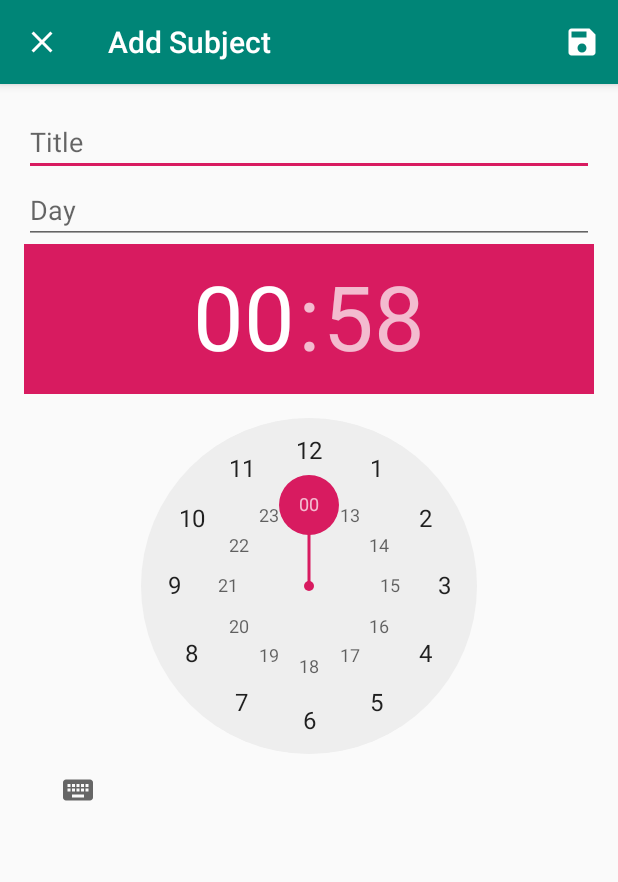
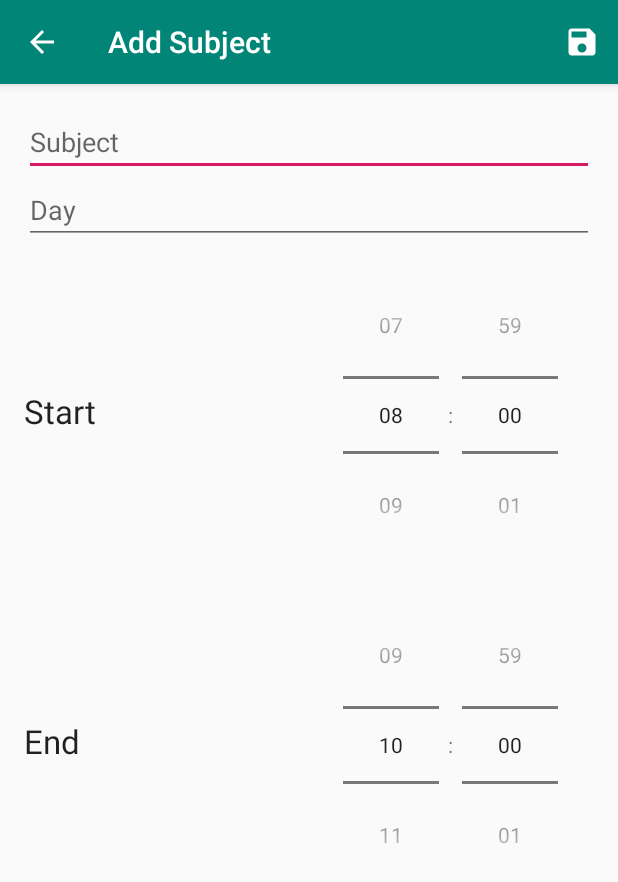
Before and after one commit to PTR-W/Smartlecture, an Android app: the AddSubject screen opened directly, with no data from a screen before it, after a tap on "Save", on a phone screen of 412 x 824 dp. Shown: the top 882 px of the screen. Run offline under Robolectric (Android 15) with nearby library versions, the phone set to English and light mode, and no system bars.

Commit message:
Minor Tweaks

```diff
--- a/app/src/main/AndroidManifest.xml
+++ b/app/src/main/AndroidManifest.xml
@@ -14,9 +14,9 @@
         android:theme="@style/AppTheme"
         tools:ignore="GoogleAppIndexingWarning">
         <activity android:name=".application.activity.AddSubject"
-            android:parentActivityName=".application.activity.Schedule"
+            android:parentActivityName=".application.activity.Schedule" />
+        <activity android:name=".application.activity.Schedule"
             android:launchMode="singleTop"/>
-        <activity android:name=".application.activity.Schedule" />
         <activity android:name=".application.activity.ShowPicture" />
         <activity android:name=".application.activity.List" />
         <activity android:name=".application.activity.MainActivity">
--- a/app/src/main/java/de/SmartLecture/application/activity/AddSubject.java
+++ b/app/src/main/java/de/SmartLecture/application/activity/AddSubject.java
@@ -10,6 +10,11 @@ import android.widget.EditText;
 import android.widget.NumberPicker;
 import android.widget.TimePicker;
 import android.widget.Toast;
+
+import java.text.ParseException;
+import java.text.SimpleDateFormat;
+import java.util.Calendar;
+import java.util.Date;
 
 import de.SmartLecture.R;
 
@@ -35,10 +40,14 @@ public class AddSubject extends AppCompatActivity {
         timePickerStart = findViewById(R.id.date_start_picker);
         timePickerStart.setIs24HourView(true);
         timePickerEnd = findViewById(R.id.date_end_picker);
+        timePickerEnd.setIs24HourView(true);
+
+        timePickerStart.setHour(8); timePickerStart.setMinute(0);
+        timePickerEnd.setHour(10); timePickerEnd.setMinute(0);
 
 
-
-        getSupportActionBar().setHomeAsUpIndicator(R.drawable.ic_close);
+        getSupportActionBar().setHomeAsUpIndicator(0);
+        getSupportActionBar().setHomeActionContentDescription(0);
         setTitle("Add Subject");
     }
 
@@ -46,10 +55,8 @@ public class AddSubject extends AppCompatActivity {
     {
         String title = editTextTitle.getText().toString();
         String day = editTextDay.getText().toString();
-        //String dateStart = day+" 08:00";
-        //String dateEnd = day + " 10:00";
-        String dateStart = String.format("%02d:%02d", timePickerStart.getHour(), timePickerStart.getMinute());
-        String dateEnd = String.format("%02d:%02d", timePickerStart.getHour()+2, timePickerStart.getMinute());
+        String dateStart = day + " "+  String.format("%02d:%02d", timePickerStart.getHour(), timePickerStart.getMinute());
+        String dateEnd = day + " "+  String.format("%02d:%02d", timePickerEnd.getHour(), timePickerEnd.getMinute());
 
         if(title.trim().isEmpty())
         {
--- a/app/src/main/res/layout/activity_add_subject.xml
+++ b/app/src/main/res/layout/activity_add_subject.xml
@@ -12,7 +12,7 @@
         android:id="@+id/edit_text_title"
         android:layout_width="match_parent"
         android:layout_height="wrap_content"
-        android:hint="Title"
+        android:hint="Subject"
         android:inputType="text" />
 
     <EditText
@@ -20,22 +20,78 @@
         android:layout_width="match_parent"
         android:layout_height="wrap_content"
         android:hint="Day"
-        android:inputType="text" />
+        android:inputType="text"/>
+
+    <android.support.constraint.ConstraintLayout
+        android:id="@+id/top_picker"
+        android:layout_width="match_parent"
+        android:layout_height="wrap_content">
+
+        <TextView
+            android:id="@+id/edit_date_start"
+            android:layout_width="wrap_content"
+            android:layout_height="wrap_content"
+            android:layout_alignParentStart="true"
+            android:layout_marginTop="10dp"
+            android:layout_marginBottom="8dp"
+            android:ellipsize="end"
+            android:maxLines="1"
+            android:text="Start"
+            android:textAppearance="@style/TextAppearance.AppCompat.Large"
+            app:layout_constraintBottom_toBottomOf="parent"
+            app:layout_constraintStart_toStartOf="parent"
+            app:layout_constraintTop_toTopOf="parent" />
 
         <TimePicker
             android:id="@+id/date_start_picker"
             android:layout_width="wrap_content"
             android:layout_height="wrap_content"
-        android:visibility="visible">
+            android:layout_alignParentEnd="true"
+            android:layout_marginTop="8dp"
+            android:layout_marginEnd="8dp"
+            android:layout_toStartOf="@id/edit_date_start"
+            android:foregroundGravity="right"
+            android:timePickerMode="spinner"
+            android:visibility="visible"
+            app:layout_constraintEnd_toEndOf="parent"
+            app:layout_constraintTop_toTopOf="parent">
 
         </TimePicker>
+    </android.support.constraint.ConstraintLayout>
+    <android.support.constraint.ConstraintLayout
+        android:id="@+id/bottom_picker"
+        android:layout_width="match_parent"
+        android:layout_height="wrap_content">
+
+        <TextView
+            android:id="@+id/edit_date_end"
+            android:layout_width="wrap_content"
+            android:layout_height="wrap_content"
+            android:layout_alignParentStart="true"
+            android:layout_marginTop="10dp"
+            android:layout_marginBottom="8dp"
+            android:layout_toStartOf="@id/text_view_date_end"
+            android:ellipsize="end"
+            android:maxLines="1"
+            android:text="End"
+            android:textAppearance="@style/TextAppearance.AppCompat.Large"
+            app:layout_constraintBottom_toBottomOf="parent"
+            app:layout_constraintTop_toTopOf="parent" />
 
         <TimePicker
             android:id="@+id/date_end_picker"
-        android:layout_width="match_parent"
-        android:layout_height="90dp"
-        android:visibility="gone">
+            android:layout_width="wrap_content"
+            android:layout_height="wrap_content"
+            android:layout_alignParentEnd="true"
+            android:layout_marginTop="8dp"
+            android:layout_marginEnd="8dp"
+            android:layout_toStartOf="@id/edit_date_end"
+            android:timePickerMode="spinner"
+            android:visibility="visible"
+            app:layout_constraintEnd_toEndOf="parent"
+            app:layout_constraintTop_toTopOf="parent">
 
         </TimePicker>
+    </android.support.constraint.ConstraintLayout>
 
 </LinearLayout>
```
Lines whose indentation alone changed are shown as unchanged.
